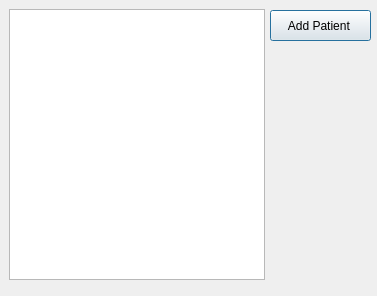
Above: src/waitinglistdialog.ui from murrple-1/BedChaser before the change. Below: the same form after it.
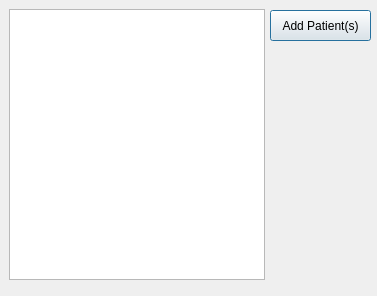
That is the form after the change.

Patch:
```diff
--- a/src/waitinglistdialog.ui
+++ b/src/waitinglistdialog.ui
@@ -33,7 +33,7 @@
     </rect>
    </property>
    <property name="text">
-    <string>Add Patient </string>
+    <string>Add Patient(s)</string>
    </property>
   </widget>
  </widget>
```
